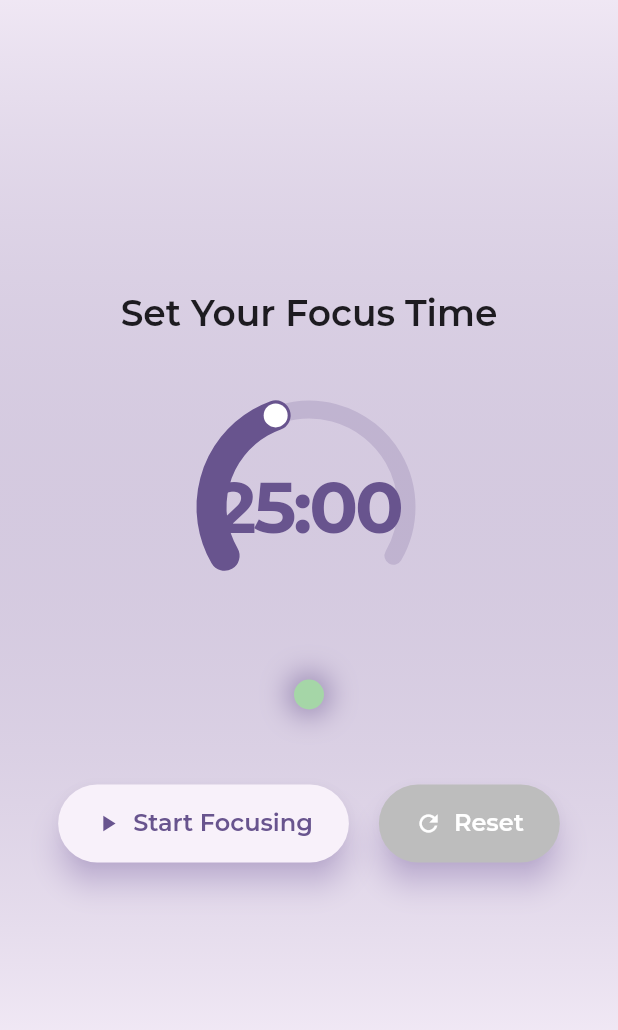
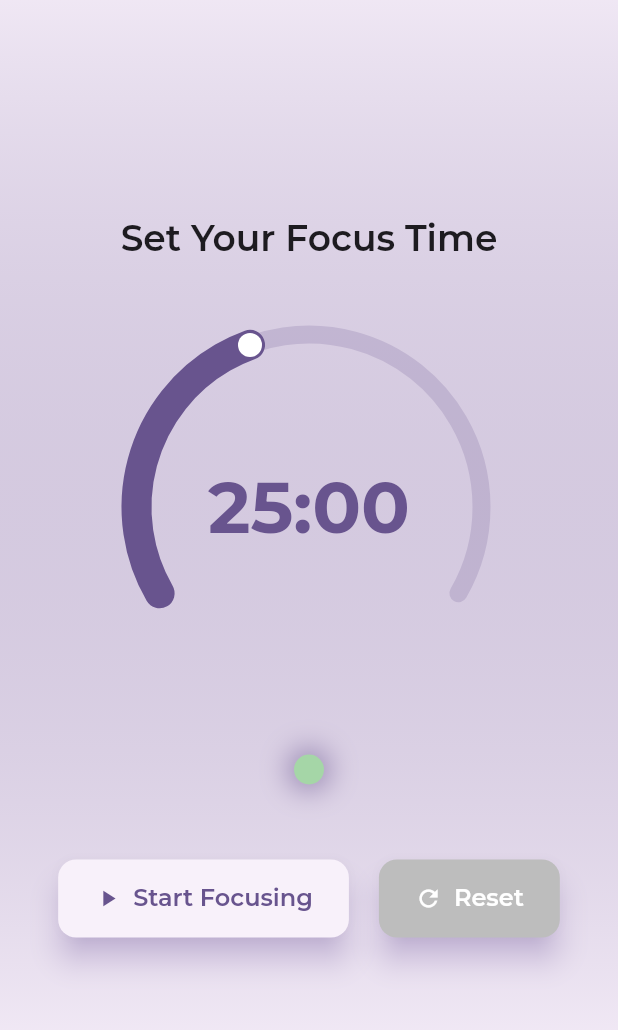
Before and after one commit to sagnik150699/FocusSessionTimer, a Flutter app: the screen it shows after launch, on a phone screen of 412 x 824 dp, the part 84-1114 px from its top. Run offline on Flutter 3.47's test engine with Material 3 defaults, Android fonts, the light colour scheme and no system bars; drawn by our look-alikes of sleek_circular_slider; our stand-ins replace google_fonts, simple_animations.

Commit message:
Complete project.

```diff
--- a/lib/home_screen.dart
+++ b/lib/home_screen.dart
@@ -82,6 +82,7 @@ class _HomeScreenState extends State<HomeScreen> {
                   const SizedBox(height: 40),
                   SleekCircularSlider(
                     appearance: CircularSliderAppearance(
+                      size: 250,
                       customWidths: CustomSliderWidths(
                         trackWidth: 12,
                         progressBarWidth: 20,
@@ -96,6 +97,7 @@ class _HomeScreenState extends State<HomeScreen> {
                         mainLabelStyle: Theme.of(context).textTheme.displayLarge?.copyWith(
                               color: Theme.of(context).colorScheme.primary,
                               fontSize: 48,
+                              letterSpacing: 0,
                             ),
                         modifier: (double value) {
                           final minutes = (value / 60).floor().toString().padLeft(2, '0');
--- a/lib/main.dart
+++ b/lib/main.dart
@@ -47,7 +47,7 @@ class MyApp extends StatelessWidget {
       final color = brightness == Brightness.light ? primarySeedColor : primarySeedColor.shade200;
       return ElevatedButtonThemeData(
         style: ElevatedButton.styleFrom(
-          shape: RoundedRectangle-Border(borderRadius: BorderRadius.circular(12)),
+          shape: RoundedRectangleBorder(borderRadius: BorderRadius.circular(12)),
           padding: const EdgeInsets.symmetric(horizontal: 24, vertical: 16),
           textStyle: GoogleFonts.montserrat(fontSize: 16, fontWeight: FontWeight.w600),
           elevation: 8,
@@ -60,7 +60,7 @@ class MyApp extends StatelessWidget {
       final shadowColor = brightness == Brightness.light ? primarySeedColor : Colors.black;
       return CardThemeData(
         elevation: 12,
-        shape: RoundedRectangle-Border(borderRadius: BorderRadius.circular(24)),
+        shape: RoundedRectangleBorder(borderRadius: BorderRadius.circular(24)),
         shadowColor: shadowColor.withAlpha(brightness == Brightness.light ? 60 : 150),
       );
     }
@@ -89,7 +89,6 @@ class MyApp extends StatelessWidget {
       colorScheme: ColorScheme.fromSeed(
         seedColor: primarySeedColor,
         brightness: Brightness.dark,
-        background: Colors.grey[900],
         surface: Colors.grey[850],
       ),
       textTheme: appTextTheme.apply(
```
Also changed, not shown: 1 other file.
